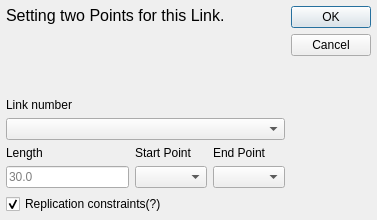
KmolYuan/Pyslvs-UI, file core/draw/edit_link.ui: the form before one commit.
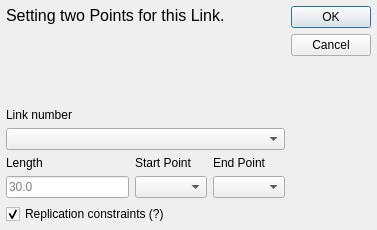
The form after the commit. Icons and pictures are not drawn.

Diff of the .ui file:
```diff
--- a/core/draw/edit_link.ui
+++ b/core/draw/edit_link.ui
@@ -7,19 +7,19 @@
     <x>0</x>
     <y>0</y>
     <width>377</width>
-    <height>220</height>
+    <height>230</height>
    </rect>
   </property>
   <property name="minimumSize">
    <size>
     <width>377</width>
-    <height>220</height>
+    <height>230</height>
    </size>
   </property>
   <property name="maximumSize">
    <size>
     <width>377</width>
-    <height>220</height>
+    <height>230</height>
    </size>
   </property>
   <property name="windowTitle">
@@ -52,6 +52,12 @@
     <layout class="QVBoxLayout" name="verticalLayout">
      <item>
       <widget class="QLabel" name="label_3">
+       <property name="sizePolicy">
+        <sizepolicy hsizetype="Preferred" vsizetype="Expanding">
+         <horstretch>0</horstretch>
+         <verstretch>0</verstretch>
+        </sizepolicy>
+       </property>
        <property name="text">
         <string>&lt;html&gt;&lt;head/&gt;&lt;body&gt;&lt;p&gt;&lt;span style=&quot; font-size:12pt;&quot;&gt;Setting two Points for this Link.&lt;/span&gt;&lt;/p&gt;&lt;/body&gt;&lt;/html&gt;</string>
        </property>
@@ -66,19 +72,6 @@
        </property>
       </widget>
      </item>
-     <item>
-      <spacer name="verticalSpacer_2">
-       <property name="orientation">
-        <enum>Qt::Vertical</enum>
-       </property>
-       <property name="sizeHint" stdset="0">
-        <size>
-         <width>20</width>
-         <height>40</height>
-        </size>
-       </property>
-      </spacer>
-     </item>
      <item>
       <widget class="QLabel" name="label_5">
        <property name="sizePolicy">
@@ -165,7 +158,7 @@
         <string>Remove the links that contain these points.</string>
        </property>
        <property name="text">
-        <string>Replication constraints(?)</string>
+        <string>Replication constraints (?)</string>
        </property>
        <property name="checked">
         <bool>true</bool>
```
Left out of the diff: 2 changed lines with no effect on the pictures.
